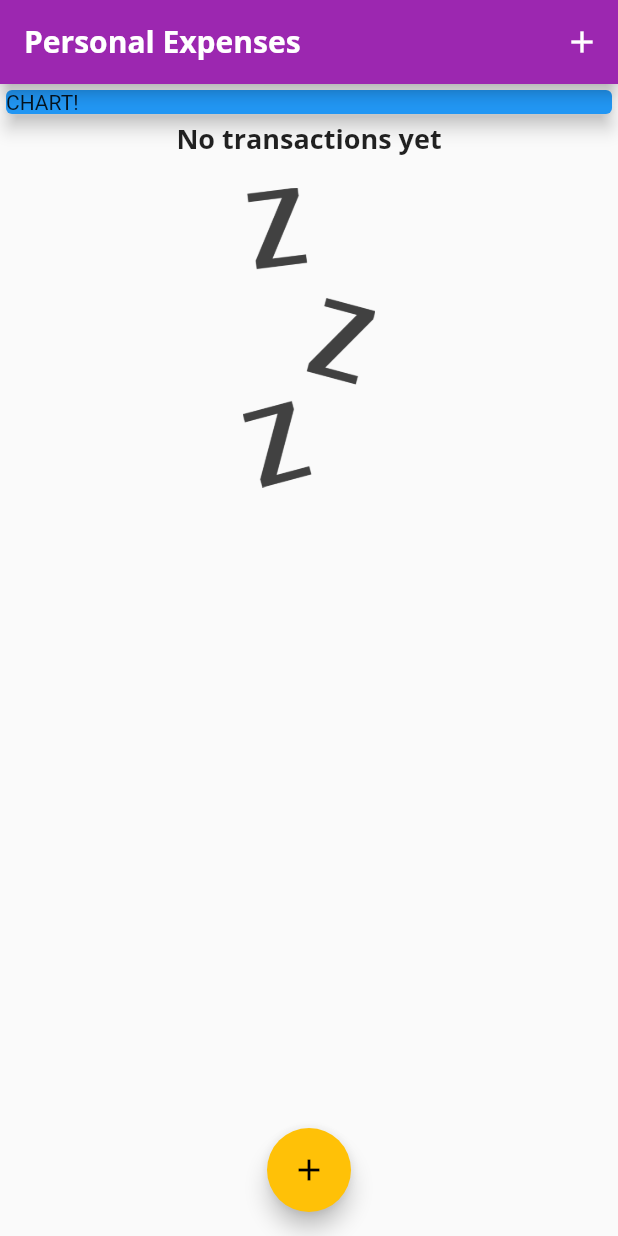
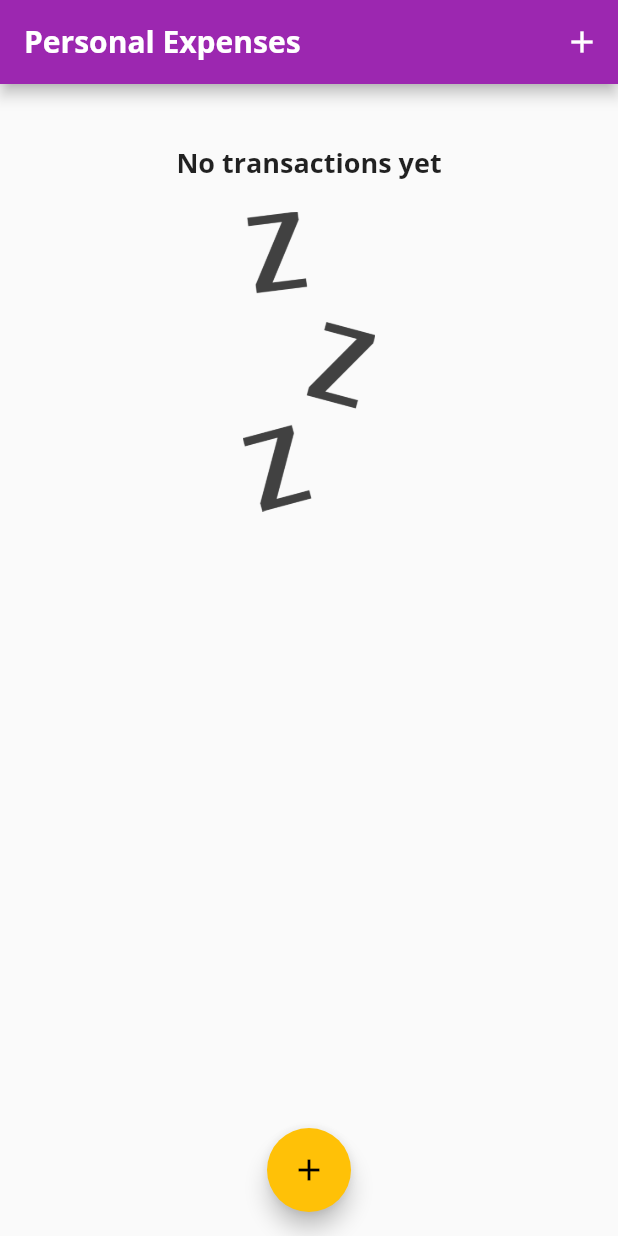
Before and after one commit to enamulhaque028/Flutter-Dart-to-Build-iOS-Android-Apps, a Flutter app: the screen it shows after launch, on a phone screen of 412 x 824 dp. Run offline on Flutter 3.47's test engine with Material 2 defaults, Android fonts, the phone set to English and light mode, and no system bars.

Commit message:
[Sec04]routes: { upto lec-37

```diff
--- a/4. personalExpensesApp/personal_expenses_app/lib/main.dart
+++ b/4. personalExpensesApp/personal_expenses_app/lib/main.dart
@@ -2,6 +2,7 @@ import 'package:flutter/material.dart';
 import './widgets/transaction_list.dart';
 import './widgets/new_transaction.dart';
 import './models/transaction.dart';
+import './widgets/chart.dart';
 
 void main() => runApp(MyApp());
 
@@ -59,6 +60,16 @@ class _MyHomePageState extends State<MyHomePage> {
     //   date: DateTime.now(),
     // ),
   ];
+  List<Transaction> get _recentTransactions {
+    return _userTransactions.where((tx) {
+      return tx.date.isAfter(
+        DateTime.now().subtract(
+          Duration(days: 7),
+        ),
+      );
+    }).toList();
+  }
+
   void _addNewTransaction(String txTitle, double txAmont) {
     final newTx = Transaction(
       title: txTitle,
@@ -105,14 +116,7 @@ class _MyHomePageState extends State<MyHomePage> {
           //mainAxisAlignment: MainAxisAlignment.start,
           crossAxisAlignment: CrossAxisAlignment.stretch,
           children: <Widget>[
-            Container(
-              width: double.infinity,
-              child: Card(
-                color: Colors.blue,
-                child: Text('CHART!'),
-                elevation: 5,
-              ),
-            ),
+            Chart(_recentTransactions),
             TransactionList(_userTransactions),
           ],
         ),
--- /dev/null
+++ b/4. personalExpensesApp/personal_expenses_app/lib/widgets/chart.dart
@@ -0,0 +1,41 @@
+import 'package:flutter/material.dart';
+import 'package:intl/intl.dart';
+import '../models/transaction.dart';
+
+class Chart extends StatelessWidget {
+  final List<Transaction> recentTransactions;
+  Chart(this.recentTransactions);
+
+  List<Map<String, Object>> get groupedTransactionValues {
+    return List.generate(7, (index) {
+      final weekDay = DateTime.now().subtract(
+        Duration(days: index),
+      );
+      var totalSum = 0.0;
+      for(var i = 0; i < recentTransactions.length; i++) {
+        if(recentTransactions[i].date.day == weekDay.day &&
+           recentTransactions[i].date.month == weekDay.month &&
+           recentTransactions[i].date.year == weekDay.year) {
+             totalSum += recentTransactions[i].amount;
+           }
+      }
+      print(DateFormat.E().format(weekDay));
+      print(totalSum);
+      return {'day': DateFormat.E().format(weekDay),
+              'amount': totalSum
+      };
+    });
+  }
+
+  @override
+  Widget build(BuildContext context) {
+    print(groupedTransactionValues);
+    return Card(
+      elevation: 6,
+      margin: EdgeInsets.all(20),
+      child: Row(
+        children: <Widget>[],
+      ),
+    );
+  }
+}
```
